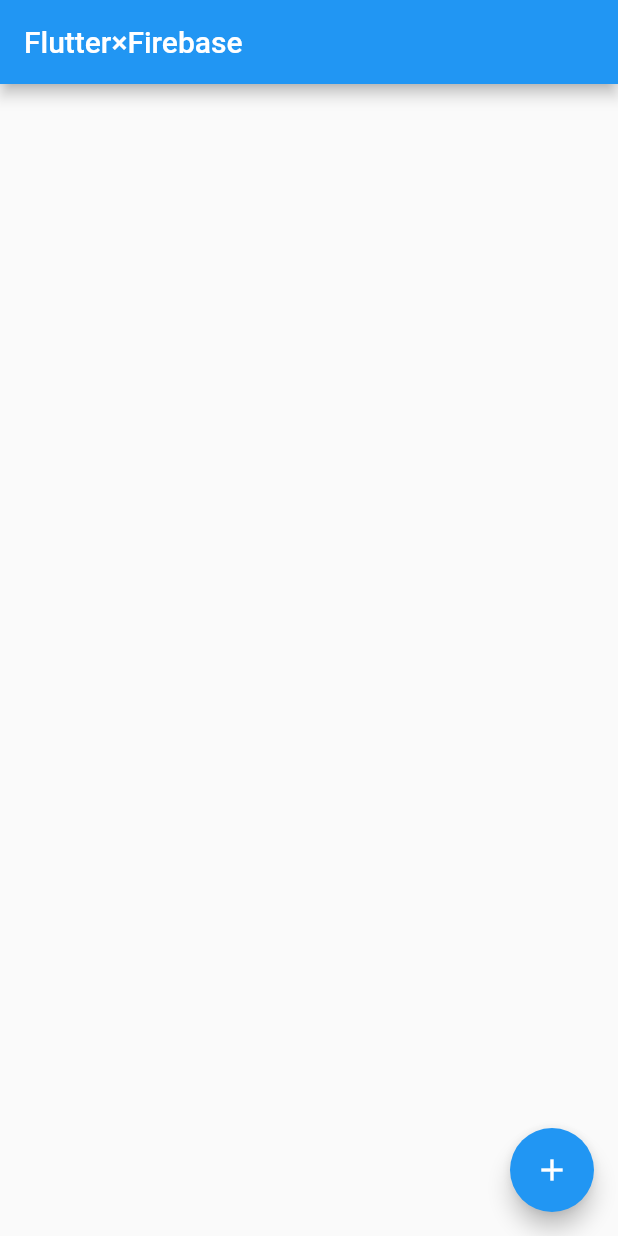
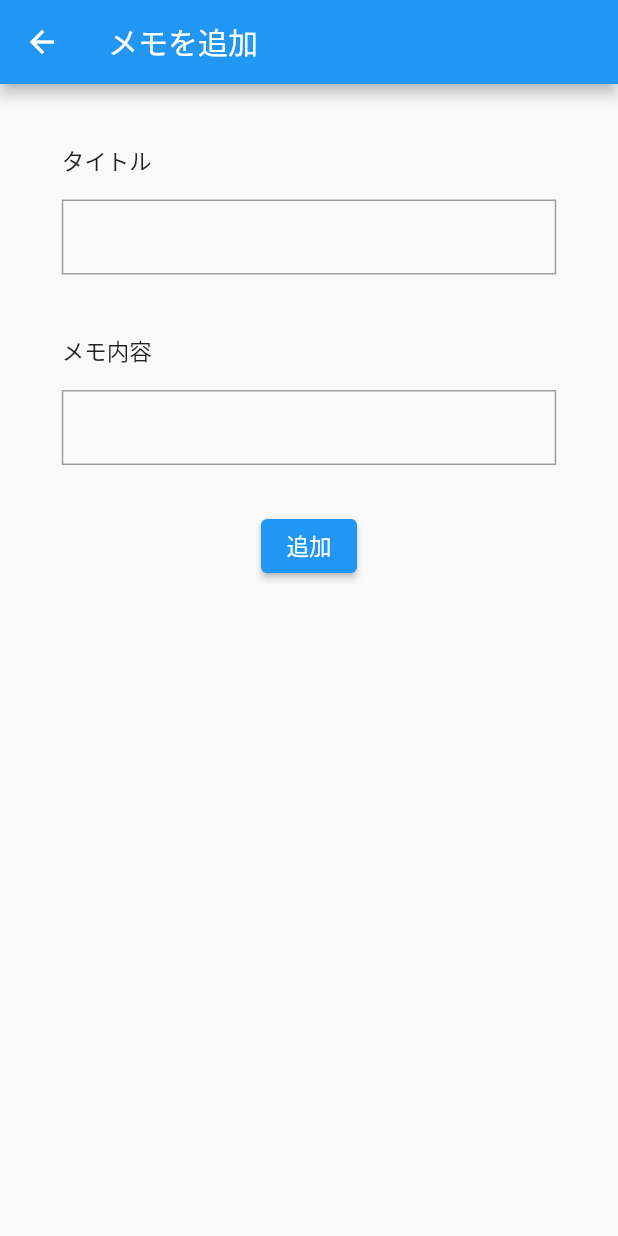
Before and after one commit to shu-illy/flutter_firebase_memo_app, a Flutter app: the screen it shows after launch, after a tap on the "add" icon, on a phone screen of 412 x 824 dp. Run offline on Flutter 3.47's test engine with Material 2 defaults, Android fonts, the phone set to English and light mode, and no system bars; our stand-ins replace cloud_firestore, firebase_core; accounts and stored records are empty.

Commit message:
メモ追加画面の追加

```diff
--- a/lib/main.dart
+++ b/lib/main.dart
@@ -32,9 +32,6 @@ class MyApp extends StatelessWidget {
   }
 }
 
-// TODO: TopPageにメモのリストを表示
-// TODO: リストをタップでメモの詳細を確認可能に
-// TODO: メモ追加画面のUIを作成
 // TODO: 追加ボタンタップでメモを追加加納に
 // TODO: 追加したメモをリアルタイム取得表示
 // TODO: リストの右側のボタンタップでボトムシートを表示
--- /dev/null
+++ b/lib/pages/add_memo_page.dart
@@ -0,0 +1,79 @@
+import 'package:flutter/material.dart';
+
+class AddMemoPage extends StatefulWidget {
+  const AddMemoPage({Key? key}) : super(key: key);
+
+  @override
+  _AddMemoPageState createState() => _AddMemoPageState();
+}
+
+class _AddMemoPageState extends State<AddMemoPage> {
+  TextEditingController titleController = TextEditingController();
+  TextEditingController detailController = TextEditingController();
+  @override
+  Widget build(BuildContext context) {
+    return Scaffold(
+      appBar: AppBar(
+        title: Text('メモを追加'),
+      ),
+      body: Center(
+        child: Column(
+          crossAxisAlignment: CrossAxisAlignment.start,
+          children: [
+            Padding(
+              padding: const EdgeInsets.only(top: 40.0),
+              child: Text('タイトル'),
+            ),
+            Padding(
+              padding: const EdgeInsets.only(top: 15.0),
+              child: Container(
+                  decoration: BoxDecoration(
+                    border: Border.all(color: Colors.grey),
+                  ),
+                  width: MediaQuery.of(context).size.width * 0.8,
+                  child: TextField(
+                    controller: titleController,
+                    decoration: InputDecoration(
+                      border: InputBorder.none,
+                      contentPadding: EdgeInsets.only(left: 10),
+                    ),
+                  )),
+            ),
+            Padding(
+              padding: const EdgeInsets.only(top: 40.0),
+              child: Text('メモ内容'),
+            ),
+            Padding(
+              padding: const EdgeInsets.only(top: 15.0),
+              child: Container(
+                  decoration: BoxDecoration(
+                    border: Border.all(color: Colors.grey),
+                  ),
+                  width: MediaQuery.of(context).size.width * 0.8,
+                  child: TextField(
+                    controller: detailController,
+                    decoration: InputDecoration(
+                      border: InputBorder.none,
+                      contentPadding: EdgeInsets.only(left: 10),
+                    ),
+                  )),
+            ),
+            Padding(
+              padding: const EdgeInsets.only(top: 30.0),
+              child: Container(
+                width: MediaQuery.of(context).size.width * 0.8,
+                alignment: Alignment.center,
+                child: ElevatedButton(
+                  onPressed: () {
+                    // メモ追加の処理
+                  },
+                  child: Text('追加'),
+                ),
+              ),
+            )
+          ],
+        ),
+      ),
+    );
+  }
+}
--- a/lib/pages/top_page.dart
+++ b/lib/pages/top_page.dart
@@ -1,6 +1,8 @@
 import 'package:cloud_firestore/cloud_firestore.dart';
 import 'package:flutter/material.dart';
 import 'package:flutter_firebase_memo_app/model/memo.dart';
+import 'add_memo_page.dart';
+import 'memo_page.dart';
 
 class TopPage extends StatefulWidget {
   TopPage({Key? key, required this.title}) : super(key: key);
@@ -37,17 +39,27 @@ class _TopPageState extends State<TopPage> {
   Widget build(BuildContext context) {
     return Scaffold(
       appBar: AppBar(
+        centerTitle: true,
         title: Text('Flutter×Firebase'),
       ),
       body: ListView.builder(
           itemCount: memoList.length,
           itemBuilder: (context, index) {
             return ListTile(
-              title: Text(memoList[index].title),
-            );
+                title: Text(memoList[index].title),
+                onTap: () {
+                  // 確認画面に遷移
+                  Navigator.push(
+                      context,
+                      MaterialPageRoute(
+                          builder: (context) => MemoPage(memoList[index])));
+                });
           }),
       floatingActionButton: FloatingActionButton(
-        onPressed: () {},
+        onPressed: () {
+          Navigator.push(
+              context, MaterialPageRoute(builder: (context) => AddMemoPage()));
+        },
         tooltip: 'Increment',
         child: Icon(Icons.add),
       ), // This trailing comma makes auto-formatting nicer for build methods.
```
Also changed, not shown: lib/pages/memo_page.dart (added, +30 -0 lines).
